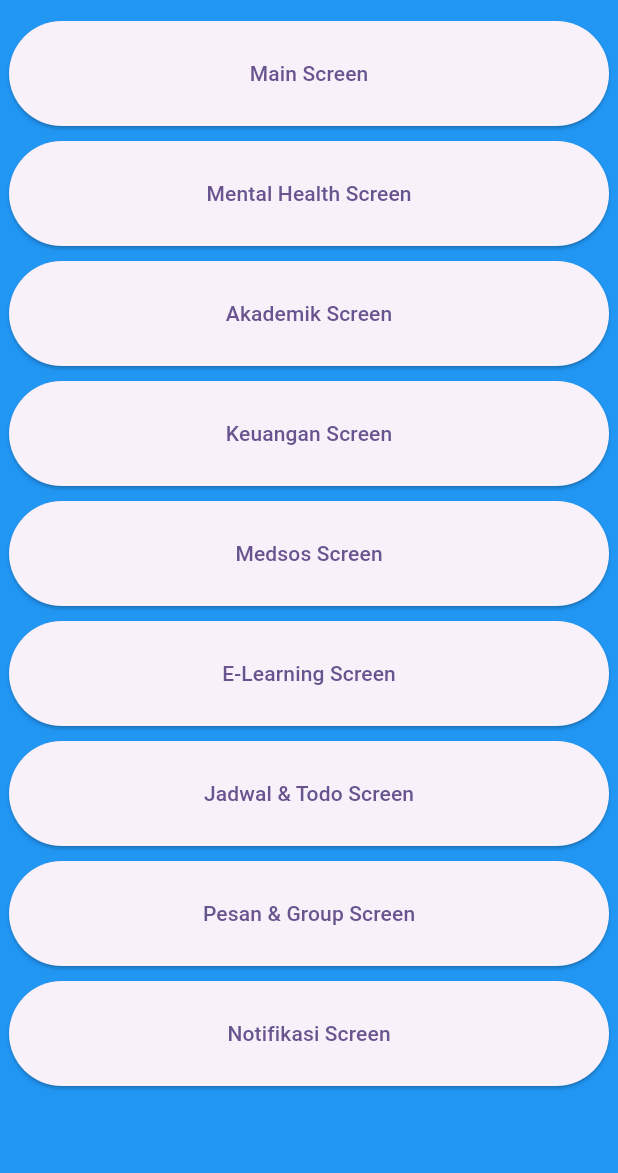
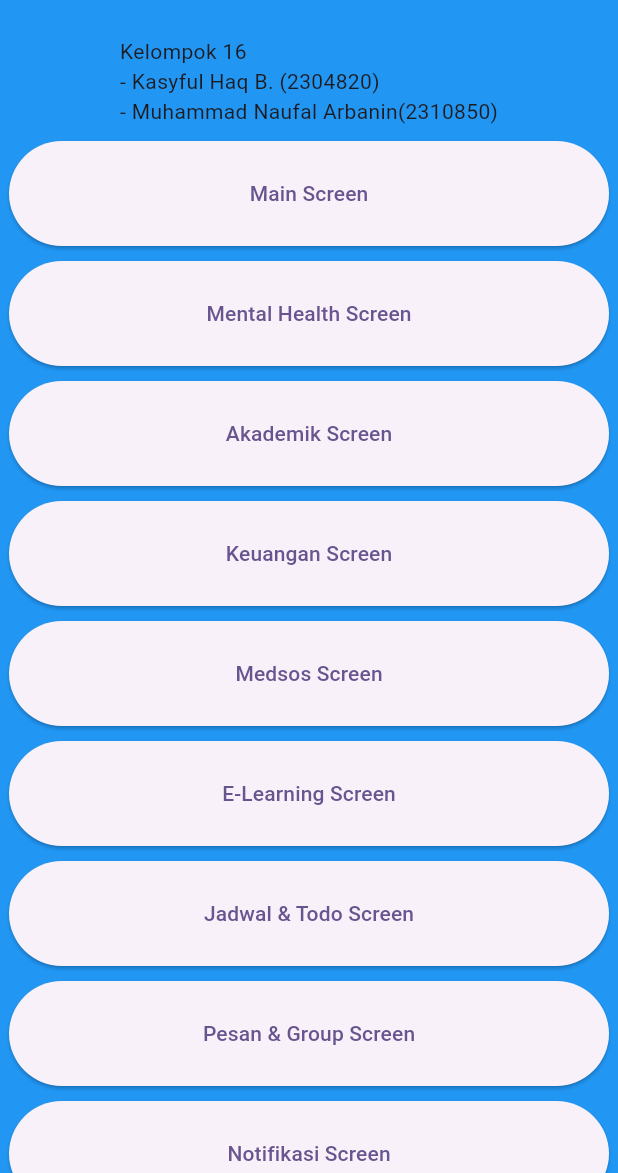
Before and after one commit to DatBoiSUS-Baka/Quiz1Provis, a Flutter app: the screen it shows after launch, on a phone screen of 412 x 824 dp, the part 63-1236 px from its top. Run offline on Flutter 3.47's test engine with Material 3 defaults, Android fonts, the phone set to English and light mode, and no system bars.

Commit message:
Update screen pertama
Menambahkan nomer kelompok, nama dan NIM

```diff
--- a/quiz_1_application/lib/main.dart
+++ b/quiz_1_application/lib/main.dart
@@ -64,6 +64,8 @@ class MyHomePage extends StatelessWidget {
           child: Column(
             mainAxisSize: MainAxisSize.min,
             children: [
+              Padding(padding: EdgeInsets.only(top: 10, bottom: 10),
+              child: Text("Kelompok 16\n- Kasyful Haq B. (2304820)\n- Muhammad Naufal Arbanin(2310850)"),),
               Padding(
                 padding: EdgeInsets.only(bottom: 10),
                 child: ElevatedButton(
```
